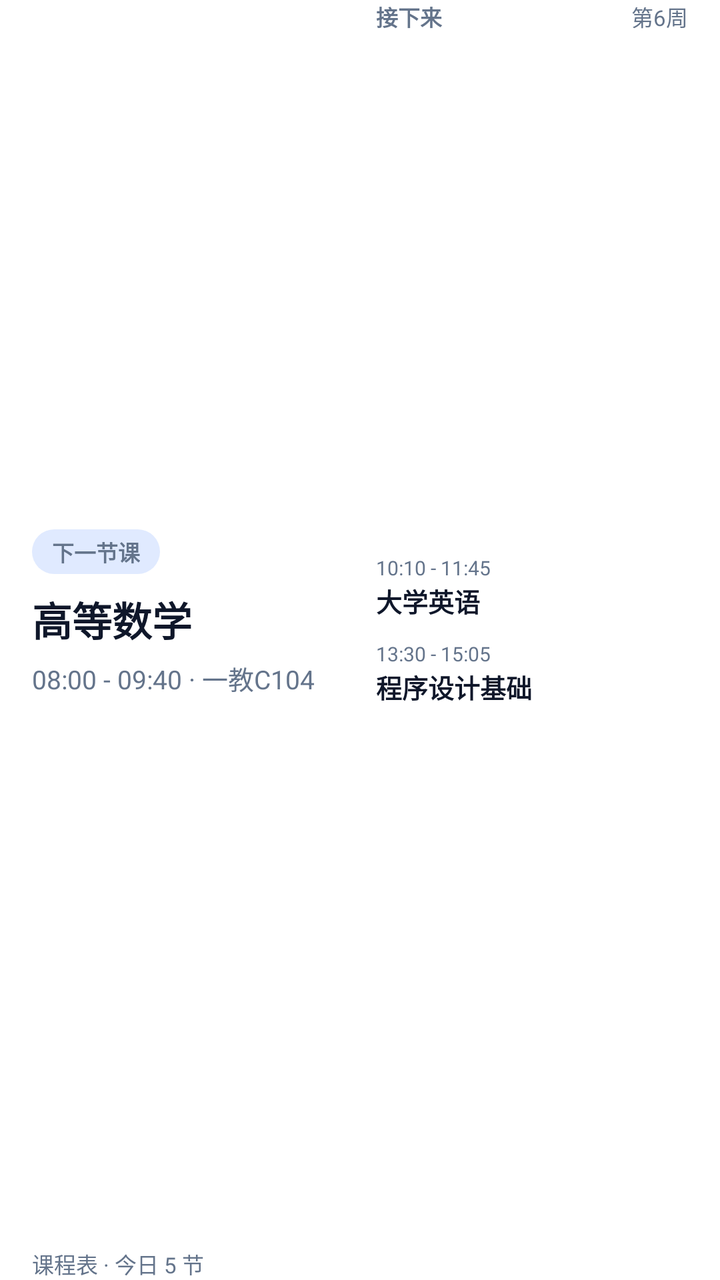
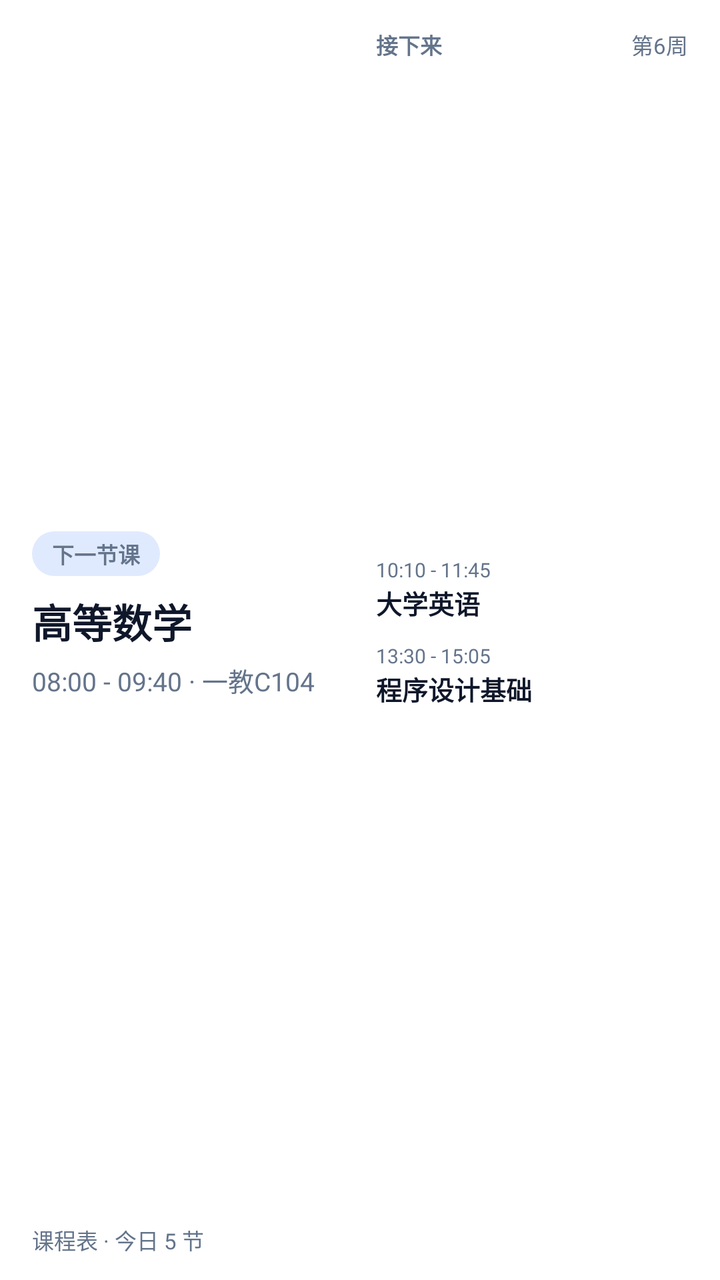

Compare the two renders of this Android layout. The source of the first and the diff that turns it into the second are given below.
<!-- AndroidManifest.xml: fallback theme Theme.MaterialComponents.DayNight.NoActionBar -->
<!-- res/layout/widget_today_wide.xml -->
<?xml version="1.0" encoding="utf-8"?>
<FrameLayout xmlns:android="http://schemas.android.com/apk/res/android"
    android:id="@+id/widget_root"
    android:layout_width="match_parent"
    android:layout_height="match_parent">

    <LinearLayout
        android:id="@+id/widget_card"
        android:layout_width="match_parent"
        android:layout_height="match_parent"
        android:orientation="vertical"
        android:paddingLeft="16dp"
        android:paddingRight="16dp">

        
        <LinearLayout
            android:id="@+id/widget_wide_body"
            android:layout_width="match_parent"
            android:layout_height="0dp"
            android:layout_weight="1"
            android:orientation="horizontal">

            <LinearLayout
                android:id="@+id/widget_wide_left"
                android:layout_width="0dp"
                android:layout_height="match_parent"
                android:layout_weight="1"
                android:gravity="center_vertical"
                android:orientation="vertical">

                <TextView
                    android:id="@+id/widget_wide_status"
                    android:layout_width="wrap_content"
                    android:layout_height="wrap_content"
                    android:background="@drawable/widget_status_chip_strong"
                    android:ellipsize="end"
                    android:maxLines="1"
                    android:paddingLeft="10dp"
                    android:paddingTop="3dp"
                    android:paddingRight="10dp"
                    android:paddingBottom="3dp"
                    android:text="下一节课"
                    android:textColor="#64748B"
                    android:textSize="11sp"
                    android:textStyle="bold" />

                <TextView
                    android:id="@+id/widget_wide_course"
                    android:layout_width="match_parent"
                    android:layout_height="wrap_content"
                    android:layout_marginTop="8dp"
                    android:ellipsize="end"
                    android:maxLines="1"
                    android:text="高等数学"
                    android:textColor="#0F172A"
                    android:textSize="20sp"
                    android:textStyle="bold" />

                <TextView
                    android:id="@+id/widget_wide_meta"
                    android:layout_width="match_parent"
                    android:layout_height="wrap_content"
                    android:layout_marginTop="5dp"
                    android:ellipsize="end"
                    android:maxLines="1"
                    android:text="08:00 - 09:40 · 一教C104"
                    android:textColor="#64748B"
                    android:textSize="13sp" />

            </LinearLayout>

            <LinearLayout
                android:id="@+id/widget_wide_right"
                android:layout_width="0dp"
                android:layout_height="match_parent"
                android:layout_marginLeft="16dp"
                android:layout_weight="1"
                android:orientation="vertical">

                <LinearLayout
                    android:layout_width="match_parent"
                    android:layout_height="wrap_content"
                    android:gravity="center_vertical"
                    android:orientation="horizontal">

                    <TextView
                        android:id="@+id/widget_wide_right_label"
                        android:layout_width="0dp"
                        android:layout_height="wrap_content"
                        android:layout_weight="1"
                        android:ellipsize="end"
                        android:maxLines="1"
                        android:text="接下来"
                        android:textColor="#64748B"
                        android:textSize="11sp"
                        android:textStyle="bold" />

                    <TextView
                        android:id="@+id/widget_wide_week"
                        android:layout_width="wrap_content"
                        android:layout_height="wrap_content"
                        android:layout_marginLeft="8dp"
                        android:maxLines="1"
                        android:text="第6周"
                        android:textColor="#64748B"
                        android:textSize="11sp" />

                </LinearLayout>

                
                <LinearLayout
                    android:layout_width="match_parent"
                    android:layout_height="0dp"
                    android:layout_weight="1" />

                <LinearLayout
                    android:id="@+id/widget_wide_row_1"
                    android:layout_width="match_parent"
                    android:layout_height="wrap_content"
                    android:orientation="vertical">

                    <TextView
                        android:id="@+id/widget_wide_row_1_time"
                        android:layout_width="wrap_content"
                        android:layout_height="wrap_content"
                        android:maxLines="1"
                        android:text="10:10 - 11:45"
                        android:textColor="#64748B"
                        android:textSize="10sp" />

                    <TextView
                        android:id="@+id/widget_wide_row_1_title"
                        android:layout_width="match_parent"
                        android:layout_height="wrap_content"
                        android:ellipsize="end"
                        android:maxLines="1"
                        android:text="大学英语"
                        android:textColor="#0F172A"
                        android:textSize="13sp"
                        android:textStyle="bold" />
                </LinearLayout>

                <LinearLayout
                    android:id="@+id/widget_wide_row_2"
                    android:layout_width="match_parent"
                    android:layout_height="wrap_content"
                    android:layout_marginTop="10dp"
                    android:orientation="vertical">

                    <TextView
                        android:id="@+id/widget_wide_row_2_time"
                        android:layout_width="wrap_content"
                        android:layout_height="wrap_content"
                        android:maxLines="1"
                        android:text="13:30 - 15:05"
                        android:textColor="#64748B"
                        android:textSize="10sp" />

                    <TextView
                        android:id="@+id/widget_wide_row_2_title"
                        android:layout_width="match_parent"
                        android:layout_height="wrap_content"
                        android:ellipsize="end"
                        android:maxLines="1"
                        android:text="程序设计基础"
                        android:textColor="#0F172A"
                        android:textSize="13sp"
                        android:textStyle="bold" />
                </LinearLayout>

                
                <LinearLayout
                    android:layout_width="match_parent"
                    android:layout_height="0dp"
                    android:layout_weight="1" />

            </LinearLayout>

        </LinearLayout>

        
        <TextView
            android:id="@+id/widget_wide_footer"
            android:layout_width="match_parent"
            android:layout_height="wrap_content"
            android:layout_marginTop="10dp"
            android:ellipsize="end"
            android:maxLines="1"
            android:text="课程表 · 今日 5 节"
            android:textColor="#64748B"
            android:textSize="11sp" />

    </LinearLayout>

</FrameLayout>
<!-- resources referenced by this layout -->
<resources>
  <!-- drawable widget_status_chip_strong (drawable) -->
  <?xml version="1.0" encoding="utf-8"?>
  <shape xmlns:android="http://schemas.android.com/apk/res/android"
      android:shape="rectangle">
      <corners android:radius="999dp" />
      <solid android:color="#E0EAFF" />
  </shape>
</resources>

<!-- the commit's change to res/layout/widget_today_wide.xml (unified diff, before → after) -->
@@ -10,7 +10,9 @@
         android:layout_height="match_parent"
         android:orientation="vertical"
         android:paddingLeft="16dp"
-        android:paddingRight="16dp">
+        android:paddingTop="14dp"
+        android:paddingRight="16dp"
+        android:paddingBottom="12dp">
 
         
         <LinearLayout
